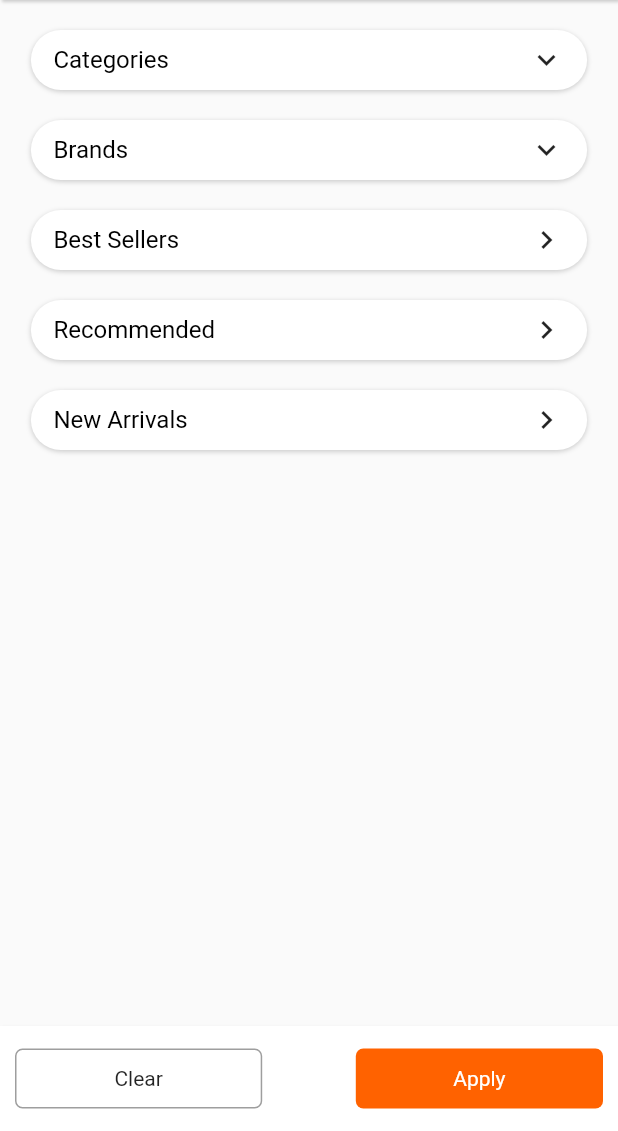
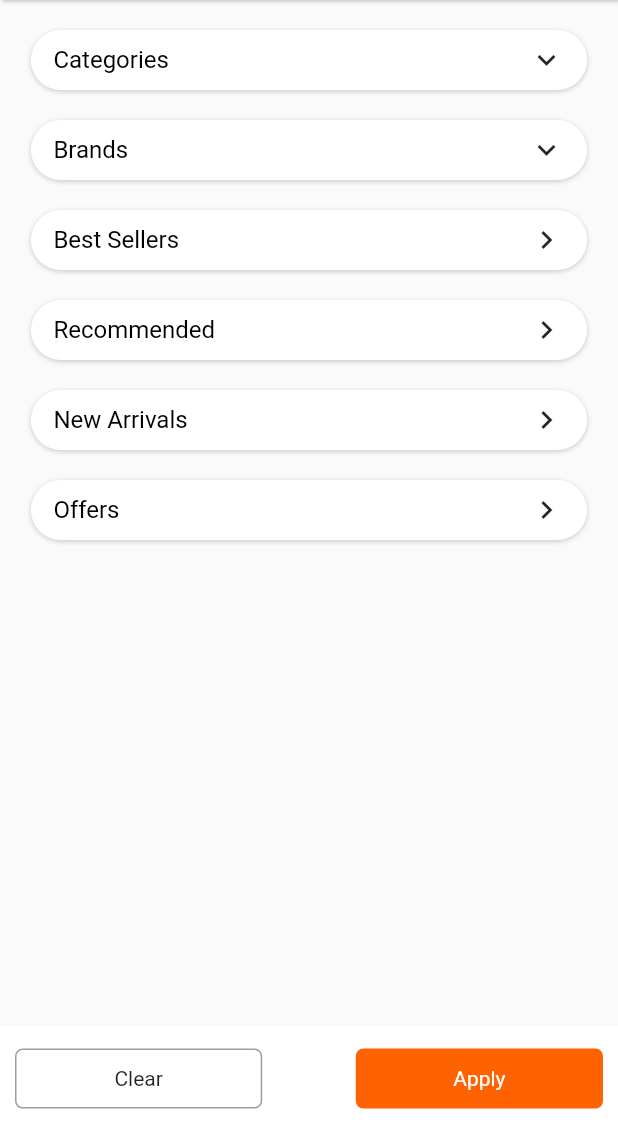
Before and after one commit to fadialkhlaf1998/bk9-final, a Flutter app: the FilterSelection screen opened directly, on a phone screen of 412 x 824 dp, the part 105-1236 px from its top. Run offline on Flutter 3.47's test engine with Material 2 defaults, Android fonts, the phone set to English and light mode, and no system bars; our stand-ins replace carousel_slider, connectivity, dots_indicator, dropdown_button2, flutter_rating_bar, flutter_screenutil and 9 more; accounts and stored records are empty; network calls fail; statements that could not run were skipped.

Commit message:
fadi final

```diff
--- a/lib/controller/intro_controller.dart
+++ b/lib/controller/intro_controller.dart
@@ -34,6 +34,7 @@ class IntroController extends GetxController {
   List<Post> events = <Post>[];
   List<Post> blogs = <Post>[];
   List<Post> newArrivals = <Post>[];
+  List<Post> offers = <Post>[];
   List<Post> recomended = <Post>[];
   List<Post> bestSellers = <Post>[];
   List<SearchSuggestion> searchSugg = <SearchSuggestion>[];
@@ -81,6 +82,7 @@ class IntroController extends GetxController {
             service = startUp.services.posts;
             brand = startUp.brand.posts;
             gallery = startUp.gallary.posts;
+            offers = startUp.offers.posts;
             reviews = startUp.reviews.posts;
             events = startUp.events.posts;
             blogs = startUp.blogs.posts;
@@ -90,6 +92,8 @@ class IntroController extends GetxController {
             aboutHomePage = startUp.aboutHomePage.posts.first;
             aboutPage = startUp.aboutPage.posts.first;
             searchSugg = startUp.searchSuggestion!;
+            print('********* offers *********');
+            print(startUp.offers.posts.length);
           }
           wishListController.getWishlistData();
           addressesController.getAddress();
--- a/lib/controller/shop_controller.dart
+++ b/lib/controller/shop_controller.dart
@@ -9,6 +9,7 @@ class ShopController extends GetxController{
   Rx<int> selectedCategory = 0.obs;
   Rx<int> selectedSubCategory = 0.obs;
   RxBool loading = false.obs;
+  RxBool fake = false.obs;
   RxList<Post> productsView = <Post>[].obs;
 
   ///sort sate 0 newest | 1 top rated | 2 lowes price | 3 highest price
@@ -28,6 +29,7 @@ class ShopController extends GetxController{
       posts.sort((a,b)=>a.price.compareTo(b.price));
       posts = posts.reversed.toList();
     }
+    fake.value = !fake.value;
     return posts;
   }
 
--- a/lib/model/start_up.dart
+++ b/lib/model/start_up.dart
@@ -18,6 +18,7 @@ class StartUp {
     required this.newArrivals,
     required this.recomended,
     required this.searchSuggestion,
+    required this.offers,
   });
 
   PostList banners;
@@ -31,6 +32,7 @@ class StartUp {
   PostList events;
   PostList blogs;
   PostList best_sellers;
+  PostList offers;
   PostList newArrivals;
   PostList recomended;
   List<SearchSuggestion>? searchSuggestion;
@@ -51,6 +53,7 @@ class StartUp {
     reviews: PostList.fromMap(json["reviews"]),
     blogs: PostList.fromMap(json["blogs"]),
     events: PostList.fromMap(json["events"]),
+    offers: PostList.fromMap(json["offers"]),
     best_sellers: PostList.fromMap(json["best_sellers"]),
     newArrivals: PostList.fromMap(json["new_arrivals"]),
     recomended: PostList.fromMap(json["recomended"]),
@@ -68,6 +71,7 @@ class StartUp {
     "blogs": blogs.toMap(),
     "events": events.toMap(),
     "best_sellers": best_sellers.toMap(),
+    "offers": offers.toMap(),
     "new_arrivals": newArrivals.toJson(),
     "recomended": recomended.toJson(),
   };
--- a/lib/view/filter_selection.dart
+++ b/lib/view/filter_selection.dart
@@ -206,6 +206,40 @@ class FilterSelection extends StatelessWidget {
                                       mainAxisAlignment: MainAxisAlignment.spaceBetween,
                                       children: [
                                         Text("New Arrivals",style: TextStyle(color: Colors.black,fontSize: 16),),
+                                        Icon(Icons.keyboard_arrow_right_outlined)
+                                      ],
+                                    ),
+                                  ),
+                                ),
+                              ),
+
+                              ///offers
+                              SizedBox(height: 20,),
+                              GestureDetector(
+                                onTap: (){
+                                  Get.off(ProductFilter(introController.offers));
+                                },
+                                child: Container(
+                                  height: 40,
+                                  width: MediaQuery.of(context).size.width*0.9,
+                                  decoration: BoxDecoration(
+                                      color: Colors.white,
+                                      borderRadius: BorderRadius.circular(20),
+                                      boxShadow: [
+                                        BoxShadow(
+                                            color: Colors.grey.withOpacity(0.5),
+                                            offset: Offset(0,1),
+                                            blurRadius: 2,
+                                            spreadRadius: 0.1
+                                        )
+                                      ]
+                                  ),
+                                  child: Padding(
+                                    padding: EdgeInsets.symmetric(horizontal: 15),
+                                    child: Row(
+                                      mainAxisAlignment: MainAxisAlignment.spaceBetween,
+                                      children: [
+                                        Text("Offers",style: TextStyle(color: Colors.black,fontSize: 16),),
                                         Icon(Icons.keyboard_arrow_right_outlined)
                                       ],
                                     ),
--- a/lib/view/product_filter.dart
+++ b/lib/view/product_filter.dart
@@ -36,6 +36,7 @@ class ProductFilter extends StatelessWidget {
         body: Obx(() => SafeArea(
           child: Stack(
             children: [
+              shopController.fake.value?Center():Center(),
               BackgroundImage(),
               SingleChildScrollView(
                 physics: NeverScrollableScrollPhysics(),
```
Also changed, not shown: lib/controller/wishlist_controller.dart (+15 -0 lines), lib/view/product_info.dart (+20 -9 lines), lib/view/sub_categories_products.dart (+7 -2 lines).
